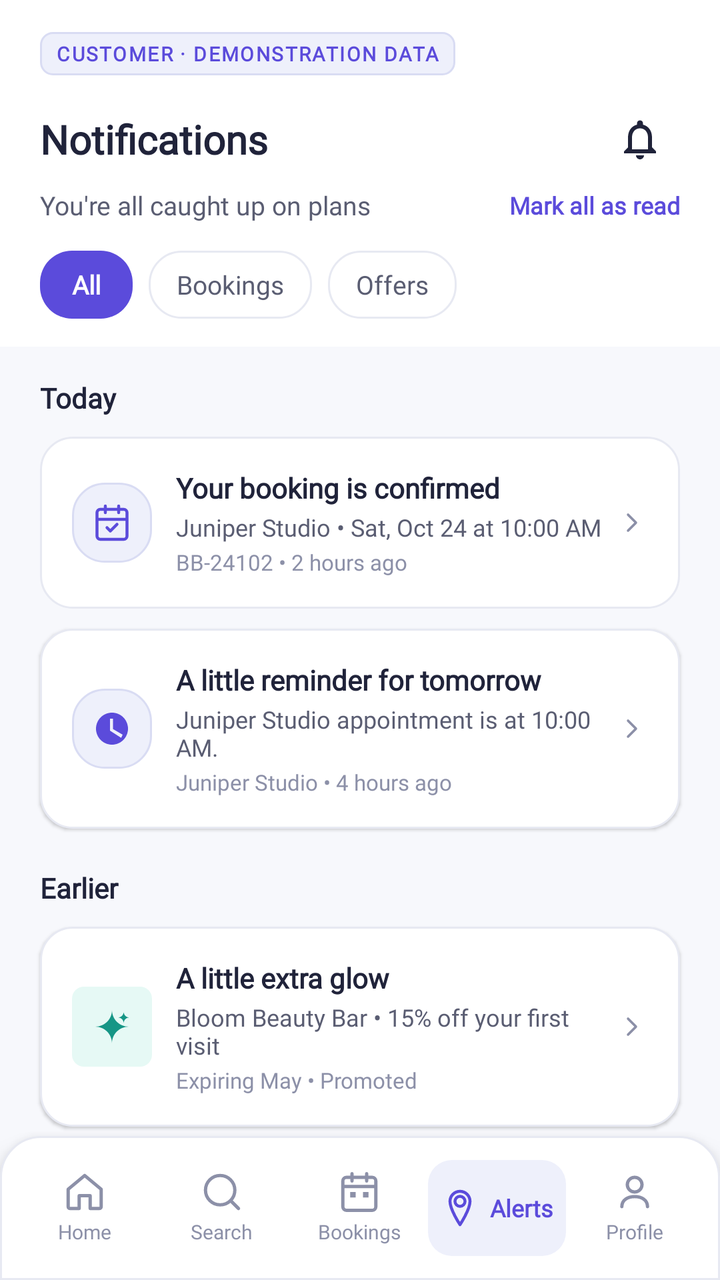
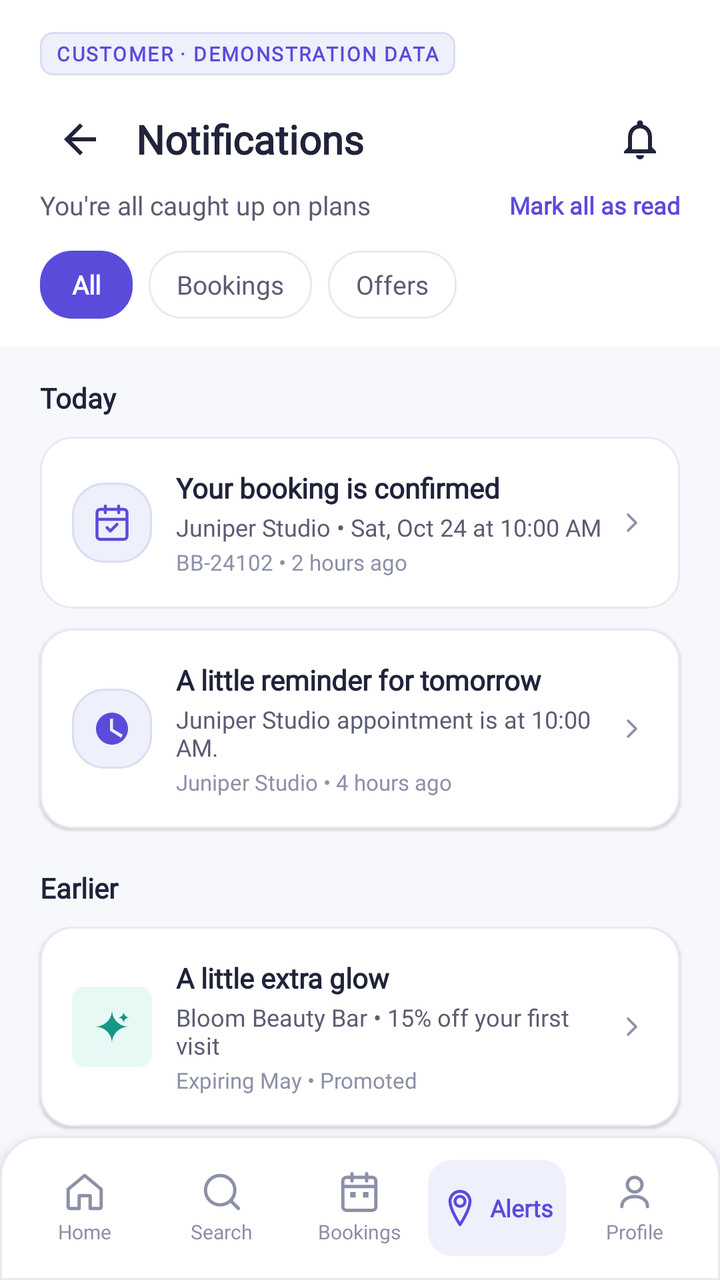

An Android layout rendered at two revisions. The XML below is the earlier revision; the diff shows what the commit changed to produce the second picture.
<!-- AndroidManifest.xml: application theme Theme.BizBridgeApp -->
<!-- res/layout/fragment_notifications.xml -->
<?xml version="1.0" encoding="utf-8"?>
<androidx.coordinatorlayout.widget.CoordinatorLayout
    xmlns:android="http://schemas.android.com/apk/res/android"
    xmlns:app="http://schemas.android.com/apk/res-auto"
    android:layout_width="match_parent"
    android:layout_height="match_parent"
    android:background="@color/background">

    
    <androidx.core.widget.NestedScrollView
        android:layout_width="match_parent"
        android:layout_height="match_parent"
        android:clipToPadding="false"
        android:overScrollMode="never"
        android:paddingBottom="96dp">

        <LinearLayout
            android:layout_width="match_parent"
            android:layout_height="wrap_content"
            android:orientation="vertical">

            
            <LinearLayout
                android:layout_width="match_parent"
                android:layout_height="wrap_content"
                android:background="@color/surface_white"
                android:orientation="vertical"
                android:paddingStart="20dp"
                android:paddingEnd="20dp"
                android:paddingTop="16dp"
                android:paddingBottom="14dp">

                <TextView
                    android:layout_width="wrap_content"
                    android:layout_height="wrap_content"
                    android:background="@drawable/bg_subheader_tag"
                    android:paddingStart="8dp"
                    android:paddingEnd="8dp"
                    android:paddingTop="4dp"
                    android:paddingBottom="4dp"
                    android:text="CUSTOMER · DEMONSTRATION DATA"
                    android:textAppearance="@style/TextAppearance.BizBridge.SubheaderTag"
                    android:textSize="10sp" />

                <RelativeLayout
                    android:layout_width="match_parent"
                    android:layout_height="wrap_content"
                    android:layout_marginTop="12dp">

                    <TextView
                        android:layout_width="wrap_content"
                        android:layout_height="wrap_content"
                        android:layout_alignParentStart="true"
                        android:layout_centerVertical="true"
                        android:fontFamily="@font/inter_variable"
                        android:text="Notifications"
                        android:textColor="@color/text_primary"
                        android:textSize="20sp"
                        android:textStyle="bold" />

                    <ImageView
                        android:id="@+id/btn_bell"
                        android:layout_width="40dp"
                        android:layout_height="40dp"
                        android:layout_alignParentEnd="true"
                        android:layout_centerVertical="true"
                        android:background="?attr/selectableItemBackgroundBorderless"
                        android:padding="8dp"
                        android:src="@drawable/ic_bell"
                        app:tint="@color/text_primary" />

                </RelativeLayout>

                
                <RelativeLayout
                    android:layout_width="match_parent"
                    android:layout_height="wrap_content"
                    android:layout_marginTop="4dp">

                    <TextView
                        android:layout_width="wrap_content"
                        android:layout_height="wrap_content"
                        android:layout_alignParentStart="true"
                        android:layout_centerVertical="true"
                        android:fontFamily="@font/inter_variable"
                        android:text="You're all caught up on plans"
                        android:textColor="@color/text_secondary"
                        android:textSize="13sp" />

                    <TextView
                        android:id="@+id/btn_mark_all_read"
                        android:layout_width="wrap_content"
                        android:layout_height="wrap_content"
                        android:layout_alignParentEnd="true"
                        android:layout_centerVertical="true"
                        android:fontFamily="@font/inter_variable"
                        android:text="Mark all as read"
                        android:textColor="@color/primary"
                        android:textSize="12sp"
                        android:textStyle="bold" />

                </RelativeLayout>

                
                <LinearLayout
                    android:layout_width="match_parent"
                    android:layout_height="wrap_content"
                    android:layout_marginTop="14dp"
                    android:orientation="horizontal">

                    
                    <LinearLayout
                        android:id="@+id/tab_all"
                        android:layout_width="wrap_content"
                        android:layout_height="34dp"
                        android:background="@drawable/bg_chip_selected"
                        android:clickable="true"
                        android:focusable="true"
                        android:gravity="center"
                        android:paddingStart="16dp"
                        android:paddingEnd="16dp">

                        <TextView
                            android:id="@+id/tv_tab_all"
                            android:layout_width="wrap_content"
                            android:layout_height="wrap_content"
                            android:fontFamily="@font/inter_variable"
                            android:text="All"
                            android:textColor="@color/surface_white"
                            android:textSize="13sp"
                            android:textStyle="bold" />
                    </LinearLayout>

                    
                    <LinearLayout
                        android:id="@+id/tab_bookings"
                        android:layout_width="wrap_content"
                        android:layout_height="34dp"
                        android:layout_marginStart="8dp"
                        android:background="@drawable/bg_chip_default"
                        android:clickable="true"
                        android:focusable="true"
                        android:gravity="center"
                        android:paddingStart="14dp"
                        android:paddingEnd="14dp">

                        <TextView
                            android:id="@+id/tv_tab_bookings"
                            android:layout_width="wrap_content"
                            android:layout_height="wrap_content"
                            android:fontFamily="@font/inter_variable"
                            android:text="Bookings"
                            android:textColor="@color/text_secondary"
                            android:textSize="13sp" />
                    </LinearLayout>

                    
                    <LinearLayout
                        android:id="@+id/tab_offers"
                        android:layout_width="wrap_content"
                        android:layout_height="34dp"
                        android:layout_marginStart="8dp"
                        android:background="@drawable/bg_chip_default"
                        android:clickable="true"
                        android:focusable="true"
                        android:gravity="center"
                        android:paddingStart="14dp"
                        android:paddingEnd="14dp">

                        <TextView
                            android:id="@+id/tv_tab_offers"
                            android:layout_width="wrap_content"
                            android:layout_height="wrap_content"
                            android:fontFamily="@font/inter_variable"
                            android:text="Offers"
                            android:textColor="@color/text_secondary"
                            android:textSize="13sp" />
                    </LinearLayout>

                </LinearLayout>

            </LinearLayout>

            
            <TextView
                android:layout_width="match_parent"
                android:layout_height="wrap_content"
                android:layout_marginStart="20dp"
                android:layout_marginEnd="20dp"
                android:layout_marginTop="16dp"
                android:fontFamily="@font/inter_variable"
                android:text="Today"
                android:textColor="@color/text_primary"
                android:textSize="14sp"
                android:textStyle="bold" />

            
            <LinearLayout
                android:id="@+id/notif_item_1"
                android:layout_width="match_parent"
                android:layout_height="wrap_content"
                android:layout_marginStart="20dp"
                android:layout_marginEnd="20dp"
                android:layout_marginTop="10dp"
                android:background="@drawable/bg_card_white"
                android:clickable="true"
                android:elevation="1dp"
                android:focusable="true"
                android:gravity="center_vertical"
                android:orientation="horizontal"
                android:padding="16dp">

                <FrameLayout
                    android:layout_width="40dp"
                    android:layout_height="40dp"
                    android:background="@drawable/bg_card_lavender">

                    <ImageView
                        android:layout_width="20dp"
                        android:layout_height="20dp"
                        android:layout_gravity="center"
                        android:src="@drawable/ic_calendar"
                        app:tint="@color/primary" />
                </FrameLayout>

                <LinearLayout
                    android:layout_width="0dp"
                    android:layout_height="wrap_content"
                    android:layout_marginStart="12dp"
                    android:layout_weight="1"
                    android:orientation="vertical">

                    <TextView
                        android:layout_width="wrap_content"
                        android:layout_height="wrap_content"
                        android:fontFamily="@font/inter_variable"
                        android:text="Your booking is confirmed"
                        android:textColor="@color/text_primary"
                        android:textSize="14sp"
                        android:textStyle="bold" />

                    <TextView
                        android:layout_width="wrap_content"
                        android:layout_height="wrap_content"
                        android:layout_marginTop="2dp"
                        android:fontFamily="@font/inter_variable"
                        android:text="Juniper Studio • Sat, Oct 24 at 10:00 AM"
                        android:textColor="@color/text_secondary"
                        android:textSize="12sp" />

                    <TextView
                        android:layout_width="wrap_content"
                        android:layout_height="wrap_content"
                        android:layout_marginTop="2dp"
                        android:fontFamily="@font/inter_variable"
                        android:text="BB-24102 • 2 hours ago"
                        android:textColor="@color/text_muted"
                        android:textSize="11sp" />
                </LinearLayout>

                <ImageView
                    android:layout_width="16dp"
                    android:layout_height="16dp"
                    android:src="@drawable/ic_chevron_right"
                    app:tint="@color/text_muted" />

            </LinearLayout>

            
            <LinearLayout
                android:id="@+id/notif_item_2"
                android:layout_width="match_parent"
                android:layout_height="wrap_content"
                android:layout_marginStart="20dp"
                android:layout_marginEnd="20dp"
                android:layout_marginTop="10dp"
                android:background="@drawable/bg_card_white"
                android:clickable="true"
                android:elevation="1dp"
                android:focusable="true"
                android:gravity="center_vertical"
                android:orientation="horizontal"
                android:padding="16dp">

                <FrameLayout
                    android:layout_width="40dp"
                    android:layout_height="40dp"
                    android:background="@drawable/bg_card_lavender">

                    <ImageView
                        android:layout_width="20dp"
                        android:layout_height="20dp"
                        android:layout_gravity="center"
                        android:src="@drawable/ic_clock"
                        app:tint="@color/primary" />
                </FrameLayout>

                <LinearLayout
                    android:layout_width="0dp"
                    android:layout_height="wrap_content"
                    android:layout_marginStart="12dp"
                    android:layout_weight="1"
                    android:orientation="vertical">

                    <TextView
                        android:layout_width="wrap_content"
                        android:layout_height="wrap_content"
                        android:fontFamily="@font/inter_variable"
                        android:text="A little reminder for tomorrow"
                        android:textColor="@color/text_primary"
                        android:textSize="14sp"
                        android:textStyle="bold" />

                    <TextView
                        android:layout_width="wrap_content"
                        android:layout_height="wrap_content"
                        android:layout_marginTop="2dp"
                        android:fontFamily="@font/inter_variable"
                        android:text="Juniper Studio appointment is at 10:00 AM."
                        android:textColor="@color/text_secondary"
                        android:textSize="12sp" />

                    <TextView
                        android:layout_width="wrap_content"
                        android:layout_height="wrap_content"
                        android:layout_marginTop="2dp"
                        android:fontFamily="@font/inter_variable"
                        android:text="Juniper Studio • 4 hours ago"
                        android:textColor="@color/text_muted"
                        android:textSize="11sp" />
                </LinearLayout>

                <ImageView
                    android:layout_width="16dp"
                    android:layout_height="16dp"
                    android:src="@drawable/ic_chevron_right"
                    app:tint="@color/text_muted" />

            </LinearLayout>

            
            <TextView
                android:layout_width="match_parent"
                android:layout_height="wrap_content"
                android:layout_marginStart="20dp"
                android:layout_marginEnd="20dp"
                android:layout_marginTop="20dp"
                android:fontFamily="@font/inter_variable"
                android:text="Earlier"
                android:textColor="@color/text_primary"
                android:textSize="14sp"
                android:textStyle="bold" />

            
            <LinearLayout
                android:id="@+id/notif_item_3"
                android:layout_width="match_parent"
                android:layout_height="wrap_content"
                android:layout_marginStart="20dp"
                android:layout_marginEnd="20dp"
                android:layout_marginTop="10dp"
                android:background="@drawable/bg_card_white"
                android:clickable="true"
                android:elevation="1dp"
                android:focusable="true"
                android:gravity="center_vertical"
                android:orientation="horizontal"
                android:padding="16dp">

                <FrameLayout
                    android:layout_width="40dp"
                    android:layout_height="40dp"
                    android:background="@drawable/bg_tag_verified">

                    <ImageView
                        android:layout_width="20dp"
                        android:layout_height="20dp"
                        android:layout_gravity="center"
                        android:src="@drawable/ic_sparkle"
                        app:tint="@color/secondary_dark" />
                </FrameLayout>

                <LinearLayout
                    android:layout_width="0dp"
                    android:layout_height="wrap_content"
                    android:layout_marginStart="12dp"
                    android:layout_weight="1"
                    android:orientation="vertical">

                    <TextView
                        android:layout_width="wrap_content"
                        android:layout_height="wrap_content"
                        android:fontFamily="@font/inter_variable"
                        android:text="A little extra glow"
                        android:textColor="@color/text_primary"
                        android:textSize="14sp"
                        android:textStyle="bold" />

                    <TextView
                        android:layout_width="wrap_content"
                        android:layout_height="wrap_content"
                        android:layout_marginTop="2dp"
                        android:fontFamily="@font/inter_variable"
                        android:text="Bloom Beauty Bar • 15% off your first visit"
                        android:textColor="@color/text_secondary"
                        android:textSize="12sp" />

                    <TextView
                        android:layout_width="wrap_content"
                        android:layout_height="wrap_content"
                        android:layout_marginTop="2dp"
                        android:fontFamily="@font/inter_variable"
                        android:text="Expiring May • Promoted"
                        android:textColor="@color/text_muted"
                        android:textSize="11sp" />
                </LinearLayout>

                <ImageView
                    android:layout_width="16dp"
                    android:layout_height="16dp"
                    android:src="@drawable/ic_chevron_right"
                    app:tint="@color/text_muted" />

            </LinearLayout>

            
            <LinearLayout
                android:id="@+id/notif_item_4"
                android:layout_width="match_parent"
                android:layout_height="wrap_content"
                android:layout_marginStart="20dp"
                android:layout_marginEnd="20dp"
                android:layout_marginTop="10dp"
                android:background="@drawable/bg_card_white"
                android:clickable="true"
                android:elevation="1dp"
                android:focusable="true"
                android:gravity="center_vertical"
                android:orientation="horizontal"
                android:padding="16dp">

                <FrameLayout
                    android:layout_width="40dp"
                    android:layout_height="40dp"
                    android:background="#FEE2E2">

                    <ImageView
                        android:layout_width="20dp"
                        android:layout_height="20dp"
                        android:layout_gravity="center"
                        android:src="@drawable/ic_cancel"
                        app:tint="@color/error_text" />
                </FrameLayout>

                <LinearLayout
                    android:layout_width="0dp"
                    android:layout_height="wrap_content"
                    android:layout_marginStart="12dp"
                    android:layout_weight="1"
                    android:orientation="vertical">

                    <TextView
                        android:layout_width="wrap_content"
                        android:layout_height="wrap_content"
                        android:fontFamily="@font/inter_variable"
                        android:text="Booking canceled"
                        android:textColor="@color/text_primary"
                        android:textSize="14sp"
                        android:textStyle="bold" />

                    <TextView
                        android:layout_width="wrap_content"
                        android:layout_height="wrap_content"
                        android:layout_marginTop="2dp"
                        android:fontFamily="@font/inter_variable"
                        android:text="BB-24090 • Sat, Oct 10 • 3:00 PM"
                        android:textColor="@color/text_secondary"
                        android:textSize="12sp" />

                    <TextView
                        android:layout_width="wrap_content"
                        android:layout_height="wrap_content"
                        android:layout_marginTop="2dp"
                        android:fontFamily="@font/inter_variable"
                        android:text="May 2 • Cancelled by you"
                        android:textColor="@color/text_muted"
                        android:textSize="11sp" />
                </LinearLayout>

                <ImageView
                    android:layout_width="16dp"
                    android:layout_height="16dp"
                    android:src="@drawable/ic_chevron_right"
                    app:tint="@color/text_muted" />

            </LinearLayout>

            
            <TextView
                android:layout_width="match_parent"
                android:layout_height="wrap_content"
                android:layout_marginTop="16dp"
                android:layout_marginBottom="16dp"
                android:fontFamily="@font/inter_variable"
                android:gravity="center"
                android:text="Silent notification reminders. Real reminders are sent."
                android:textColor="@color/text_muted"
                android:textSize="11sp" />

        </LinearLayout>
    </androidx.core.widget.NestedScrollView>

    
    <LinearLayout
        android:id="@+id/bottom_nav"
        android:layout_width="match_parent"
        android:layout_height="72dp"
        android:layout_gravity="bottom"
        android:background="@drawable/bg_bottom_nav"
        android:elevation="8dp"
        android:gravity="center_vertical"
        android:orientation="horizontal"
        android:paddingStart="8dp"
        android:paddingEnd="8dp">

        <LinearLayout android:id="@+id/nav_home" android:layout_width="0dp" android:layout_height="48dp" android:layout_weight="1" android:clickable="true" android:focusable="true" android:gravity="center" android:orientation="vertical">
            <ImageView android:layout_width="22dp" android:layout_height="22dp" android:src="@drawable/ic_nav_home" app:tint="@color/text_muted" />
            <TextView android:layout_width="wrap_content" android:layout_height="wrap_content" android:layout_marginTop="2dp" android:fontFamily="@font/inter_variable" android:text="Home" android:textColor="@color/text_muted" android:textSize="10sp" />
        </LinearLayout>

        <LinearLayout android:id="@+id/nav_search" android:layout_width="0dp" android:layout_height="48dp" android:layout_weight="1" android:clickable="true" android:focusable="true" android:gravity="center" android:orientation="vertical">
            <ImageView android:layout_width="22dp" android:layout_height="22dp" android:src="@drawable/ic_nav_search" app:tint="@color/text_muted" />
            <TextView android:layout_width="wrap_content" android:layout_height="wrap_content" android:layout_marginTop="2dp" android:fontFamily="@font/inter_variable" android:text="Search" android:textColor="@color/text_muted" android:textSize="10sp" />
        </LinearLayout>

        <LinearLayout android:id="@+id/nav_bookings" android:layout_width="0dp" android:layout_height="48dp" android:layout_weight="1" android:clickable="true" android:focusable="true" android:gravity="center" android:orientation="vertical">
            <ImageView android:layout_width="22dp" android:layout_height="22dp" android:src="@drawable/ic_nav_bookings" app:tint="@color/text_muted" />
            <TextView android:layout_width="wrap_content" android:layout_height="wrap_content" android:layout_marginTop="2dp" android:fontFamily="@font/inter_variable" android:text="Bookings" android:textColor="@color/text_muted" android:textSize="10sp" />
        </LinearLayout>

        <LinearLayout android:id="@+id/nav_notifications" android:layout_width="0dp" android:layout_height="48dp" android:layout_weight="1" android:background="@drawable/bg_nav_item_active" android:gravity="center" android:orientation="horizontal">
            <ImageView android:layout_width="20dp" android:layout_height="20dp" android:src="@drawable/ic_nav_notifications" app:tint="@color/primary" />
            <TextView android:layout_width="wrap_content" android:layout_height="wrap_content" android:layout_marginStart="5dp" android:fontFamily="@font/inter_variable" android:text="Alerts" android:textColor="@color/primary" android:textSize="12sp" android:textStyle="bold" />
        </LinearLayout>

        <LinearLayout android:id="@+id/nav_profile" android:layout_width="0dp" android:layout_height="48dp" android:layout_weight="1" android:clickable="true" android:focusable="true" android:gravity="center" android:orientation="vertical">
            <ImageView android:layout_width="22dp" android:layout_height="22dp" android:src="@drawable/ic_person" app:tint="@color/text_muted" />
            <TextView android:layout_width="wrap_content" android:layout_height="wrap_content" android:layout_marginTop="2dp" android:fontFamily="@font/inter_variable" android:text="Profile" android:textColor="@color/text_muted" android:textSize="10sp" />
        </LinearLayout>

    </LinearLayout>

</androidx.coordinatorlayout.widget.CoordinatorLayout>
<!-- resources referenced by this layout -->
<resources>
  <color name="background">#F7F8FC</color>
  <color name="error_text">#DC2626</color>
  <color name="primary">#5B4BDB</color>
  <color name="secondary_dark">#169686</color>
  <color name="surface_white">#FFFFFF</color>
  <color name="text_muted">#8C90A8</color>
  <color name="text_primary">#20233A</color>
  <color name="text_secondary">#5A5D72</color>
  <!-- drawable bg_card_white (drawable) -->
  <?xml version="1.0" encoding="utf-8"?>
  <shape xmlns:android="http://schemas.android.com/apk/res/android"
      android:shape="rectangle">
      <solid android:color="@color/surface_white" />
      <stroke
          android:width="@dimen/stroke_subtle"
          android:color="@color/border_subtle" />
      <corners android:radius="@dimen/radius_card" />
  </shape>
  <!-- drawable bg_chip_default (drawable) -->
  <?xml version="1.0" encoding="utf-8"?>
  <shape xmlns:android="http://schemas.android.com/apk/res/android"
      android:shape="rectangle">
      <solid android:color="@color/surface_white" />
      <stroke
          android:width="@dimen/stroke_subtle"
          android:color="@color/border_subtle" />
      <corners android:radius="@dimen/radius_chip" />
  </shape>
  <!-- drawable bg_chip_selected (drawable) -->
  <?xml version="1.0" encoding="utf-8"?>
  <shape xmlns:android="http://schemas.android.com/apk/res/android"
      android:shape="rectangle">
      <solid android:color="@color/primary" />
      <corners android:radius="@dimen/radius_chip" />
  </shape>
  <!-- drawable bg_nav_item_active (drawable) -->
  <?xml version="1.0" encoding="utf-8"?>
  <shape xmlns:android="http://schemas.android.com/apk/res/android"
      android:shape="rectangle">
      <solid android:color="@color/primary_light" />
      <corners android:radius="12dp" />
  </shape>
  <!-- drawable bg_subheader_tag (drawable) -->
  <?xml version="1.0" encoding="utf-8"?>
  <shape xmlns:android="http://schemas.android.com/apk/res/android"
      android:shape="rectangle">
      <solid android:color="@color/primary_light" />
      <stroke
          android:width="1dp"
          android:color="@color/primary_light_border" />
      <corners android:radius="6dp" />
  </shape>
  <!-- drawable bg_tag_verified (drawable) -->
  <?xml version="1.0" encoding="utf-8"?>
  <shape xmlns:android="http://schemas.android.com/apk/res/android"
      android:shape="rectangle">
      <solid android:color="@color/secondary_light" />
      <corners android:radius="6dp" />
  </shape>
  <style name="TextAppearance.BizBridge.SubheaderTag" parent="android:TextAppearance">
          <item name="android:textSize">11sp</item>
          <item name="android:textStyle">bold</item>
          <item name="android:textColor">@color/primary</item>
          <item name="android:letterSpacing">0.08</item>
          <item name="fontFamily">@font/inter_variable</item>
      </style>
  <style name="Theme.BizBridgeApp" parent="Base.Theme.BizBridgeApp" />
  <color name="border_subtle">#E7E9F2</color>
  <color name="primary_light">#EEF0FB</color>
  <dimen name="stroke_subtle">1dp</dimen>
  <color name="primary_light_border">#D9DCF3</color>
  <dimen name="radius_card">16dp</dimen>
  <dimen name="radius_chip">16dp</dimen>
  <color name="secondary_light">#E6F9F5</color>
  <color name="white">#FFFFFFFF</color>
  <color name="secondary">#20B8A6</color>
  <!-- unchanged entries left out for length: 14 -->
</resources>

<!-- the commit's change to res/layout/fragment_notifications.xml (unified diff, before → after) -->
@@ -47,10 +47,22 @@
                     android:layout_height="wrap_content"
                     android:layout_marginTop="12dp">
 
-                    <TextView
-                        android:layout_width="wrap_content"
-                        android:layout_height="wrap_content"
+                    <ImageView
+                        android:id="@+id/btn_back"
+                        android:layout_width="40dp"
+                        android:layout_height="40dp"
                         android:layout_alignParentStart="true"
+                        android:layout_centerVertical="true"
+                        android:background="?attr/selectableItemBackgroundBorderless"
+                        android:padding="8dp"
+                        android:src="@drawable/ic_arrow_back"
+                        app:tint="@color/text_primary" />
+
+                    <TextView
+                        android:layout_width="wrap_content"
+                        android:layout_height="wrap_content"
+                        android:layout_toEndOf="@id/btn_back"
+                        android:layout_marginStart="8dp"
                         android:layout_centerVertical="true"
                         android:fontFamily="@font/inter_variable"
                         android:text="Notifications"
@@ -183,6 +195,7 @@
 
             
             <TextView
+                android:id="@+id/tv_group_today"
                 android:layout_width="match_parent"
                 android:layout_height="wrap_content"
                 android:layout_marginStart="20dp"
@@ -340,6 +353,7 @@
 
             
             <TextView
+                android:id="@+id/tv_group_earlier"
                 android:layout_width="match_parent"
                 android:layout_height="wrap_content"
                 android:layout_marginStart="20dp"
<!-- resource entries referenced after the edit -->
@@ -59,6 +59,16 @@
       <solid android:color="@color/secondary_light" />
       <corners android:radius="6dp" />
   </shape>
+  <!-- drawable ic_arrow_back (drawable) -->
+  <vector xmlns:android="http://schemas.android.com/apk/res/android"
+      android:width="24dp"
+      android:height="24dp"
+      android:viewportWidth="24"
+      android:viewportHeight="24">
+      <path
+          android:fillColor="#20233A"
+          android:pathData="M20,11H7.83l5.59,-5.59L12,4l-8,8 8,8 1.41,-1.41L7.83,13H20v-2z" />
+  </vector>
   <style name="TextAppearance.BizBridge.SubheaderTag" parent="android:TextAppearance">
           <item name="android:textSize">11sp</item>
           <item name="android:textStyle">bold</item>
